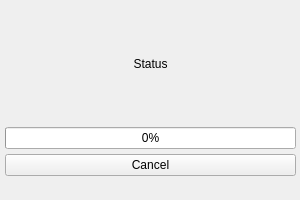
Qt form src/ui/submit.ui (TestMyQt/Qt-CreatorTMC) before a commit.
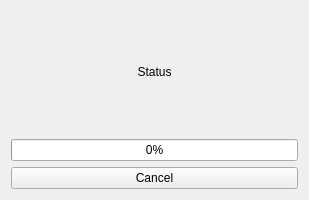
The same form after that commit.

Commit message: Update UI and add logged in as text

Patch:
```diff
--- a/src/ui/submit.ui
+++ b/src/ui/submit.ui
@@ -6,45 +6,15 @@
    <rect>
     <x>0</x>
     <y>0</y>
-    <width>300</width>
+    <width>309</width>
     <height>200</height>
    </rect>
   </property>
-  <property name="sizePolicy">
-   <sizepolicy hsizetype="Minimum" vsizetype="Maximum">
-    <horstretch>0</horstretch>
-    <verstretch>0</verstretch>
-   </sizepolicy>
-  </property>
   <property name="windowTitle">
    <string/>
   </property>
-  <widget class="QWidget" name="verticalLayoutWidget">
-   <property name="geometry">
-    <rect>
-     <x>0</x>
-     <y>0</y>
-     <width>301</width>
-     <height>181</height>
-    </rect>
-   </property>
-   <layout class="QVBoxLayout" name="verticalLayout">
-    <property name="spacing">
-     <number>5</number>
-    </property>
-    <property name="leftMargin">
-     <number>5</number>
-    </property>
-    <property name="topMargin">
-     <number>5</number>
-    </property>
-    <property name="rightMargin">
-     <number>5</number>
-    </property>
-    <property name="bottomMargin">
-     <number>5</number>
-    </property>
-    <item>
+  <layout class="QGridLayout" name="gridLayout">
+   <item row="0" column="0">
      <widget class="QLabel" name="status">
       <property name="sizePolicy">
        <sizepolicy hsizetype="Preferred" vsizetype="Preferred">
@@ -60,14 +30,14 @@
       </property>
      </widget>
     </item>
-    <item>
+   <item row="1" column="0">
      <widget class="QProgressBar" name="progressBar">
       <property name="value">
        <number>0</number>
       </property>
      </widget>
     </item>
-    <item>
+   <item row="2" column="0">
      <widget class="QDialogButtonBox" name="cancel">
       <property name="sizePolicy">
        <sizepolicy hsizetype="Minimum" vsizetype="Maximum">
@@ -93,7 +63,6 @@
      </widget>
     </item>
    </layout>
-  </widget>
  </widget>
  <resources/>
  <connections/>
```
Left out of the diff: 2 changed lines with no effect on the pictures. Lines whose indentation alone changed are shown as unchanged. The commit also changes 4 other files.
